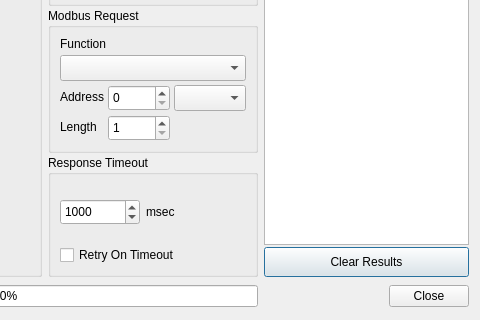
This is src/dialogs/dialogmodbusscanner.ui in sanny32/OpenModScan as Qt 5 draws it before an edit; both pictures show x 252 to 732 and y 497 to 817 of the 732 by 817 pixel window. The edited form follows.
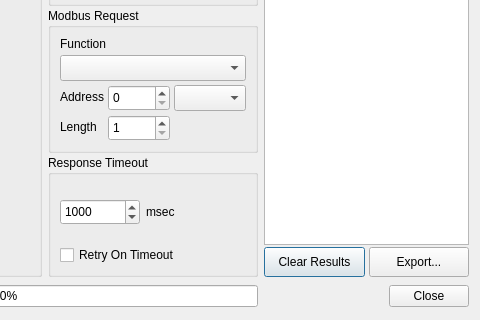
This is the edited form. Icons and pictures are not drawn. Custom widgets are drawn as their Qt base class.

Commit message: feat: Added Modbus Scanner Result Export to CSV (#76)

The edit to the form file:
```diff
--- a/src/dialogs/dialogmodbusscanner.ui
+++ b/src/dialogs/dialogmodbusscanner.ui
@@ -449,6 +449,11 @@
         </widget>
        </item>
        <item>
+        <layout class="QHBoxLayout" name="horizontalLayoutResultsButtons">
+         <property name="spacing">
+          <number>4</number>
+         </property>
+         <item>
         <widget class="QPushButton" name="pushButtonClear">
          <property name="sizePolicy">
           <sizepolicy hsizetype="Minimum" vsizetype="Fixed">
@@ -470,6 +475,31 @@
            <normaloff>:/res/icon-clear.svg</normaloff>:/res/icon-clear.svg</iconset>
          </property>
         </widget>
+         </item>
+         <item>
+          <widget class="QPushButton" name="pushButtonExport">
+           <property name="sizePolicy">
+            <sizepolicy hsizetype="Minimum" vsizetype="Fixed">
+             <horstretch>0</horstretch>
+             <verstretch>0</verstretch>
+            </sizepolicy>
+           </property>
+           <property name="minimumSize">
+            <size>
+             <width>0</width>
+             <height>30</height>
+            </size>
+           </property>
+           <property name="text">
+            <string>Export...</string>
+           </property>
+           <property name="icon">
+            <iconset resource="../resources.qrc">
+             <normaloff>:/res/icon-export.svg</normaloff>:/res/icon-export.svg</iconset>
+           </property>
+          </widget>
+         </item>
+        </layout>
        </item>
       </layout>
      </item>
```
Lines whose indentation alone changed are shown as unchanged. The commit also changes 8 other files.
